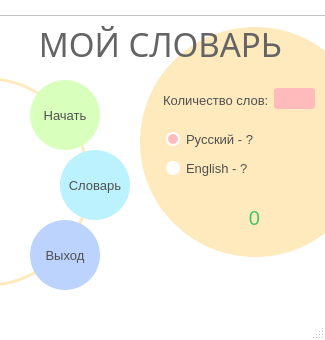
Above: mainwindow.ui from Skripove/MyDictionary before the change. Below: the same form after it.
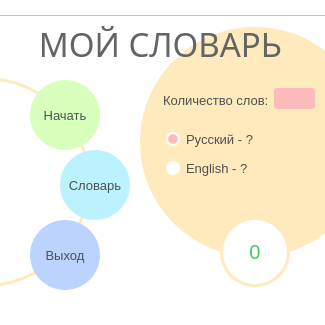
That is the form after the change. Icons and pictures are not drawn.

The edit to the form file:
```diff
--- a/mainwindow.ui
+++ b/mainwindow.ui
@@ -7,9 +7,21 @@
     <x>0</x>
     <y>0</y>
     <width>325</width>
-    <height>340</height>
+    <height>325</height>
    </rect>
   </property>
+  <property name="minimumSize">
+   <size>
+    <width>325</width>
+    <height>325</height>
+   </size>
+  </property>
+  <property name="maximumSize">
+   <size>
+    <width>325</width>
+    <height>325</height>
+   </size>
+  </property>
   <property name="windowTitle">
    <string>Мой словарь 1.0</string>
   </property>
@@ -205,10 +217,10 @@
    <widget class="QLabel" name="labelWordsCount">
     <property name="geometry">
      <rect>
-      <x>219</x>
-      <y>190</y>
-      <width>71</width>
-      <height>21</height>
+      <x>220</x>
+      <y>200</y>
+      <width>70</width>
+      <height>70</height>
      </rect>
     </property>
     <property name="font">
@@ -221,7 +233,12 @@
      </font>
     </property>
     <property name="styleSheet">
-     <string notr="true">color: rgb(66, 200, 98);</string>
+     <string notr="true">#labelWordsCount{
+	color: rgb(66, 200, 98);
+	background-color: white;
+	border: 3px solid rgba(255,234,189, 255);
+	border-radius: 35px;
+}</string>
     </property>
     <property name="text">
      <string>0</string>
@@ -466,7 +483,6 @@
     <bool>false</bool>
    </attribute>
   </widget>
-  <widget class="QStatusBar" name="statusBar"/>
   <action name="aboutApplication">
    <property name="icon">
     <iconset resource="resource.qrc">
```
Left out of the diff: 10 changed lines with no effect on the pictures.
